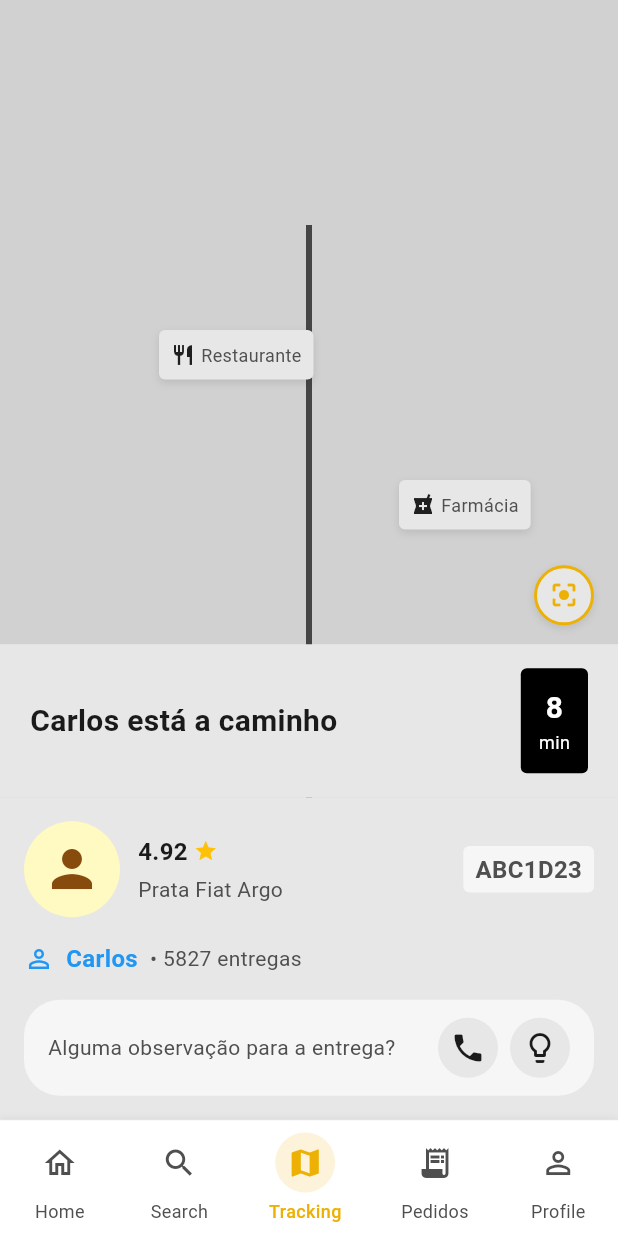
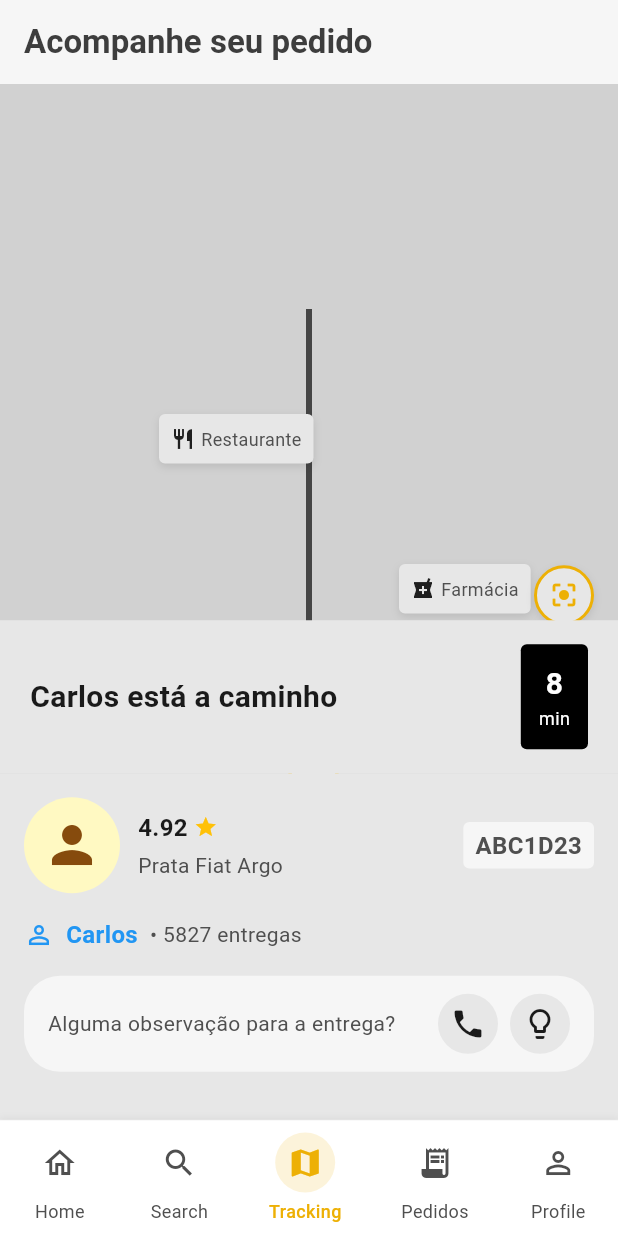
Before and after one commit to AnaCarolinaMello/damd-trabalho-1, a Flutter app: the screen it shows after launch, item 3 of the bottom bar chosen, on a phone screen of 412 x 824 dp. Run offline on Flutter 3.47's test engine with Material 3 defaults, Android fonts, the phone set to English and light mode, and no system bars; our stand-ins replace shared_preferences.

```diff
--- a/client/lib/views/map/components/Driver.dart
+++ b/client/lib/views/map/components/Driver.dart
@@ -217,6 +217,7 @@ class Driver extends StatelessWidget {
                   ],
                 ),
               ),
+              const SizedBox(height: Tokens.spacing16),
             ],
           ),
         ),
--- a/client/lib/views/map/pages/Tracking.dart
+++ b/client/lib/views/map/pages/Tracking.dart
@@ -34,6 +34,13 @@ class _TrackingState extends State<Tracking> {
     isDarkMode = theme.brightness == Brightness.dark;
 
     return Scaffold(
+      appBar: AppBar(
+        title: const Text(
+          'Acompanhe seu pedido',
+          style: TextStyle(fontWeight: FontWeight.bold),
+        ),
+        centerTitle: false,
+      ),
       body: Stack(
         children: [
           // Mapa (simulando com uma cor de fundo)
```
Also changed, not shown: client/lib/views/order/components/SeeMap.dart (added, +40 -0 lines), client/lib/views/order/pages/OrderDetail.dart (+28 -26 lines), client/lib/views/order/pages/OrderTracking.dart (+10 -11 lines).
